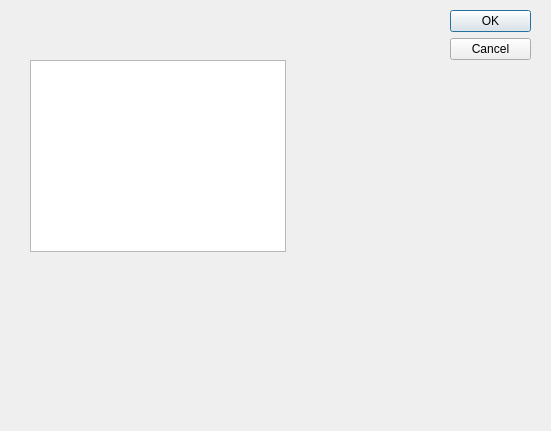
Qt form adddialog.ui (kodexxx/QtMySQLManager) before a commit.
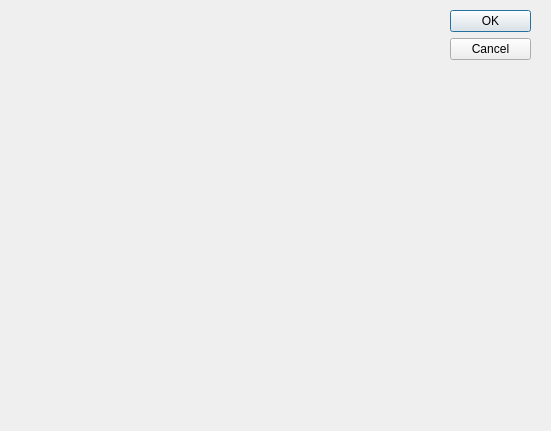
The same form after that commit.

Patch:
```diff
--- a/adddialog.ui
+++ b/adddialog.ui
@@ -29,15 +29,16 @@
     <set>QDialogButtonBox::Cancel|QDialogButtonBox::Ok</set>
    </property>
   </widget>
-  <widget class="QListWidget" name="fieldsList">
+  <widget class="QWidget" name="gridLayoutWidget">
    <property name="geometry">
     <rect>
-     <x>30</x>
-     <y>60</y>
-     <width>256</width>
-     <height>192</height>
+     <x>20</x>
+     <y>20</y>
+     <width>421</width>
+     <height>351</height>
     </rect>
    </property>
+   <layout class="QGridLayout" name="gridLayout"/>
   </widget>
  </widget>
  <resources/>
```
